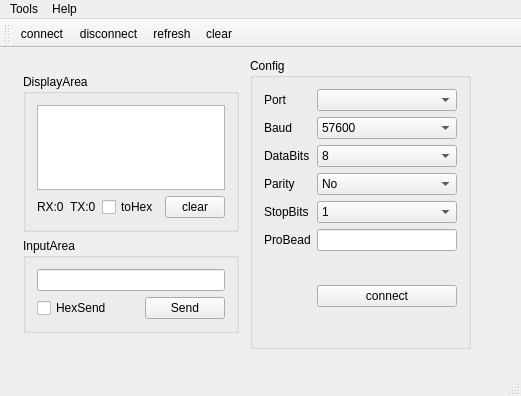
First picture: the form in SerialPort/mainwindow.ui, repository MJingv/Qt-tests, before the edit.
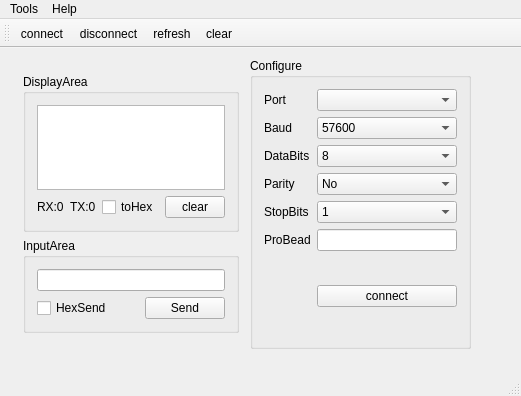
Second picture: the form after the edit. Icons and pictures are not drawn.

```diff
--- a/SerialPort/mainwindow.ui
+++ b/SerialPort/mainwindow.ui
@@ -27,8 +27,14 @@
       <height>291</height>
      </rect>
     </property>
+    <property name="sizePolicy">
+     <sizepolicy hsizetype="Preferred" vsizetype="Preferred">
+      <horstretch>6</horstretch>
+      <verstretch>0</verstretch>
+     </sizepolicy>
+    </property>
     <property name="title">
-     <string>Config</string>
+     <string>Configure</string>
     </property>
     <layout class="QGridLayout" name="gridLayout">
      <item row="1" column="0">
@@ -223,7 +229,7 @@
      </item>
     </layout>
    </widget>
-   <widget class="QWidget" name="">
+   <widget class="QWidget" name="layoutWidget">
     <property name="geometry">
      <rect>
       <x>12</x>
```
Left out of the diff: 34 changed lines with no effect on the pictures.
